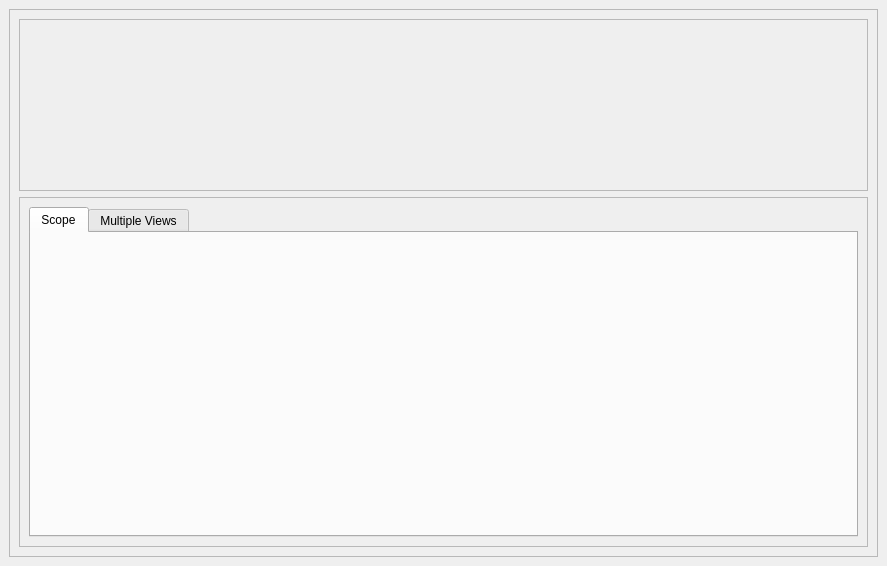
The window that designer/mainwindow.ui (mcorcos/ASSD-MUESTREO-G3) describes before a commit, drawn with Qt 5.
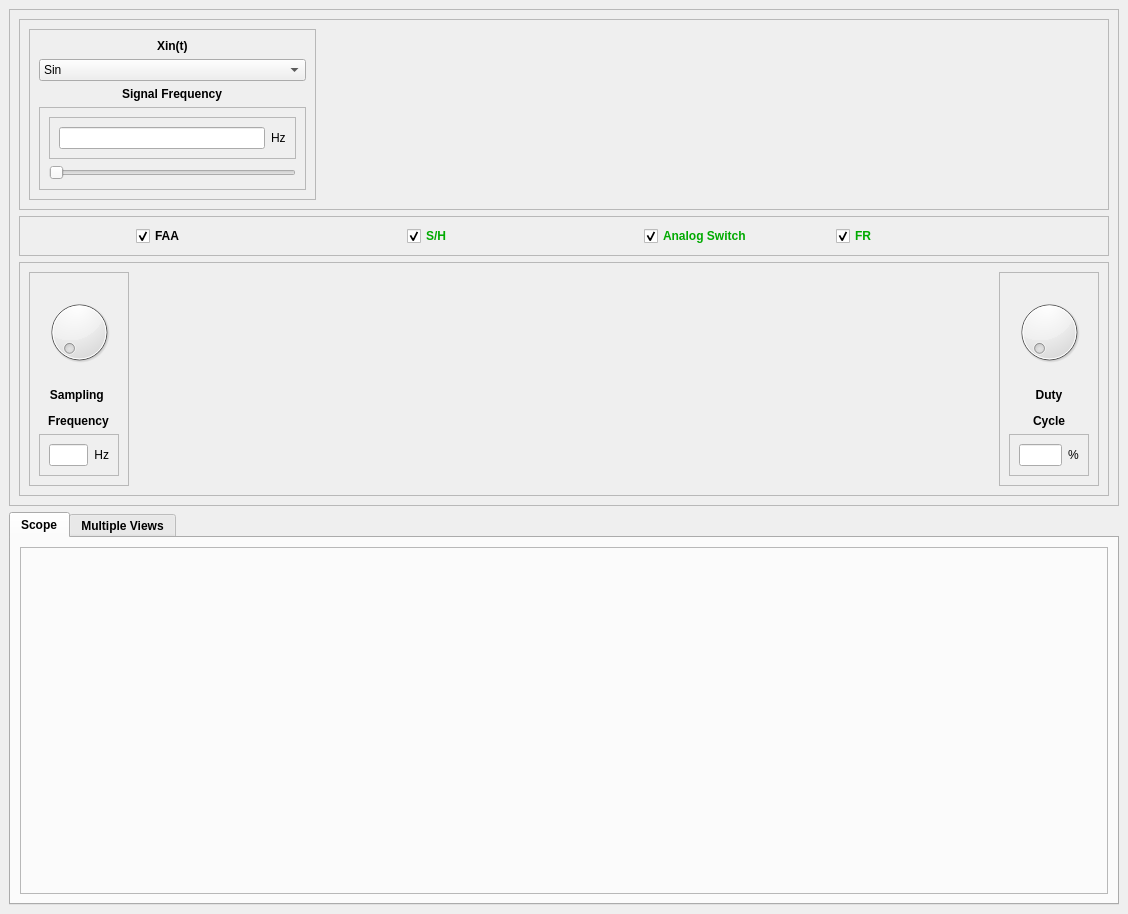
The same window after the commit. The open tabs and pages were chosen to show the change. Icons and pictures are not drawn.

Diff of the .ui file:
```diff
--- a/designer/mainwindow.ui
+++ b/designer/mainwindow.ui
@@ -6,8 +6,8 @@
    <rect>
     <x>0</x>
     <y>0</y>
-    <width>887</width>
-    <height>566</height>
+    <width>1128</width>
+    <height>914</height>
    </rect>
   </property>
   <property name="windowTitle">
@@ -38,7 +38,98 @@
          <property name="frameShadow">
           <enum>QFrame::Raised</enum>
          </property>
-         <layout class="QVBoxLayout" name="verticalLayout_3">
+         <layout class="QHBoxLayout" name="horizontalLayout_7">
+          <item>
+           <widget class="QFrame" name="frame_10">
+            <property name="frameShape">
+             <enum>QFrame::StyledPanel</enum>
+            </property>
+            <property name="frameShadow">
+             <enum>QFrame::Raised</enum>
+            </property>
+            <layout class="QVBoxLayout" name="verticalLayout_3">
+             <item alignment="Qt::AlignHCenter">
+              <widget class="QLabel" name="label_6">
+               <property name="text">
+                <string>&lt;html&gt;&lt;head/&gt;&lt;body&gt;&lt;p&gt;&lt;span style=&quot; font-weight:600;&quot;&gt;Xin(t)&lt;/span&gt;&lt;/p&gt;&lt;/body&gt;&lt;/html&gt;</string>
+               </property>
+              </widget>
+             </item>
+             <item>
+              <widget class="QComboBox" name="XinSelect">
+               <item>
+                <property name="text">
+                 <string>Sin</string>
+                </property>
+               </item>
+               <item>
+                <property name="text">
+                 <string>Square</string>
+                </property>
+               </item>
+               <item>
+                <property name="text">
+                 <string>Triangle</string>
+                </property>
+               </item>
+               <item>
+                <property name="text">
+                 <string>Saw Tooth</string>
+                </property>
+               </item>
+              </widget>
+             </item>
+             <item alignment="Qt::AlignHCenter">
+              <widget class="QLabel" name="label_7">
+               <property name="text">
+                <string>&lt;html&gt;&lt;head/&gt;&lt;body&gt;&lt;p&gt;&lt;span style=&quot; font-weight:600;&quot;&gt;Signal Frequency&lt;/span&gt;&lt;/p&gt;&lt;/body&gt;&lt;/html&gt;</string>
+               </property>
+              </widget>
+             </item>
+             <item>
+              <widget class="QFrame" name="frame_11">
+               <property name="frameShape">
+                <enum>QFrame::StyledPanel</enum>
+               </property>
+               <property name="frameShadow">
+                <enum>QFrame::Raised</enum>
+               </property>
+               <layout class="QVBoxLayout" name="verticalLayout_8">
+                <item>
+                 <widget class="QFrame" name="frame_12">
+                  <property name="frameShape">
+                   <enum>QFrame::StyledPanel</enum>
+                  </property>
+                  <property name="frameShadow">
+                   <enum>QFrame::Raised</enum>
+                  </property>
+                  <layout class="QHBoxLayout" name="horizontalLayout_8">
+                   <item>
+                    <widget class="QLineEdit" name="freq_xin"/>
+                   </item>
+                   <item>
+                    <widget class="QLabel" name="label_8">
+                     <property name="text">
+                      <string>Hz</string>
+                     </property>
+                    </widget>
+                   </item>
+                  </layout>
+                 </widget>
+                </item>
+                <item>
+                 <widget class="QSlider" name="freq_xinSlider">
+                  <property name="orientation">
+                   <enum>Qt::Horizontal</enum>
+                  </property>
+                 </widget>
+                </item>
+               </layout>
+              </widget>
+             </item>
+            </layout>
+           </widget>
+          </item>
           <item>
            <widget class="QLabel" name="label">
             <property name="minimumSize">
@@ -49,12 +140,12 @@
             </property>
             <property name="maximumSize">
              <size>
-              <width>777</width>
-              <height>152</height>
+              <width>1000</width>
+              <height>200</height>
              </size>
             </property>
             <property name="text">
-             <string>&lt;html&gt;&lt;head/&gt;&lt;body&gt;&lt;p&gt;&lt;img src=&quot;:/newPrefix/chain.png&quot;/&gt;&lt;/p&gt;&lt;/body&gt;&lt;/html&gt;</string>
+             <string>&lt;html&gt;&lt;head/&gt;&lt;body&gt;&lt;p align=&quot;center&quot;&gt;&lt;img src=&quot;:/newPrefix/chain.png&quot;/&gt;&lt;/p&gt;&lt;/body&gt;&lt;/html&gt;</string>
             </property>
            </widget>
           </item>
@@ -62,29 +153,349 @@
         </widget>
        </item>
        <item>
-        <widget class="QFrame" name="frame_3">
+        <widget class="QFrame" name="frame_4">
+         <property name="palette">
+          <palette>
+           <active>
+            <colorrole role="WindowText">
+             <brush brushstyle="SolidPattern">
+              <color alpha="255">
+               <red>0</red>
+               <green>170</green>
+               <blue>0</blue>
+              </color>
+             </brush>
+            </colorrole>
+            <colorrole role="Button">
+             <brush brushstyle="SolidPattern">
+              <color alpha="255">
+               <red>0</red>
+               <green>170</green>
+               <blue>0</blue>
+              </color>
+             </brush>
+            </colorrole>
+            <colorrole role="ButtonText">
+             <brush brushstyle="SolidPattern">
+              <color alpha="255">
+               <red>0</red>
+               <green>170</green>
+               <blue>0</blue>
+              </color>
+             </brush>
+            </colorrole>
+           </active>
+           <inactive>
+            <colorrole role="WindowText">
+             <brush brushstyle="SolidPattern">
+              <color alpha="255">
+               <red>0</red>
+               <green>170</green>
+               <blue>0</blue>
+              </color>
+             </brush>
+            </colorrole>
+            <colorrole role="Button">
+             <brush brushstyle="SolidPattern">
+              <color alpha="255">
+               <red>0</red>
+               <green>170</green>
+               <blue>0</blue>
+              </color>
+             </brush>
+            </colorrole>
+            <colorrole role="ButtonText">
+             <brush brushstyle="SolidPattern">
+              <color alpha="255">
+               <red>255</red>
+               <green>0</green>
+               <blue>0</blue>
+              </color>
+             </brush>
+            </colorrole>
+           </inactive>
+           <disabled>
+            <colorrole role="WindowText">
+             <brush brushstyle="SolidPattern">
+              <color alpha="255">
+               <red>255</red>
+               <green>0</green>
+               <blue>0</blue>
+              </color>
+             </brush>
+            </colorrole>
+            <colorrole role="Button">
+             <brush brushstyle="SolidPattern">
+              <color alpha="255">
+               <red>0</red>
+               <green>170</green>
+               <blue>0</blue>
+              </color>
+             </brush>
+            </colorrole>
+            <colorrole role="ButtonText">
+             <brush brushstyle="SolidPattern">
+              <color alpha="255">
+               <red>255</red>
+               <green>0</green>
+               <blue>0</blue>
+              </color>
+             </brush>
+            </colorrole>
+           </disabled>
+          </palette>
+         </property>
+         <property name="toolTip">
+          <string>&lt;html&gt;&lt;head/&gt;&lt;body&gt;&lt;p align=&quot;center&quot;&gt;&lt;br/&gt;&lt;/p&gt;&lt;/body&gt;&lt;/html&gt;</string>
+         </property>
          <property name="frameShape">
           <enum>QFrame::StyledPanel</enum>
          </property>
          <property name="frameShadow">
           <enum>QFrame::Raised</enum>
          </property>
-         <layout class="QVBoxLayout" name="verticalLayout_4">
+         <layout class="QHBoxLayout" name="horizontalLayout_3">
+          <item alignment="Qt::AlignHCenter">
+           <widget class="QCheckBox" name="check_FAA">
+            <property name="palette">
+             <palette>
+              <active>
+               <colorrole role="WindowText">
+                <brush brushstyle="SolidPattern">
+                 <color alpha="255">
+                  <red>0</red>
+                  <green>170</green>
+                  <blue>0</blue>
+                 </color>
+                </brush>
+               </colorrole>
+              </active>
+              <inactive>
+               <colorrole role="WindowText">
+                <brush brushstyle="SolidPattern">
+                 <color alpha="255">
+                  <red>0</red>
+                  <green>0</green>
+                  <blue>0</blue>
+                 </color>
+                </brush>
+               </colorrole>
+              </inactive>
+              <disabled>
+               <colorrole role="WindowText">
+                <brush brushstyle="SolidPattern">
+                 <color alpha="255">
+                  <red>255</red>
+                  <green>0</green>
+                  <blue>0</blue>
+                 </color>
+                </brush>
+               </colorrole>
+              </disabled>
+             </palette>
+            </property>
+            <property name="font">
+             <font>
+              <weight>75</weight>
+              <bold>true</bold>
+             </font>
+            </property>
+            <property name="toolTip">
+             <string>&lt;html&gt;&lt;head/&gt;&lt;body&gt;&lt;p align=&quot;center&quot;&gt;&lt;br/&gt;&lt;/p&gt;&lt;/body&gt;&lt;/html&gt;</string>
+            </property>
+            <property name="text">
+             <string>FAA</string>
+            </property>
+            <property name="checked">
+             <bool>true</bool>
+            </property>
+           </widget>
+          </item>
+          <item alignment="Qt::AlignHCenter">
+           <widget class="QCheckBox" name="check_sh">
+            <property name="font">
+             <font>
+              <weight>75</weight>
+              <bold>true</bold>
+             </font>
+            </property>
+            <property name="text">
+             <string>S/H</string>
+            </property>
+            <property name="checked">
+             <bool>true</bool>
+            </property>
+           </widget>
+          </item>
+          <item alignment="Qt::AlignHCenter">
+           <widget class="QCheckBox" name="check_analogswitch">
+            <property name="font">
+             <font>
+              <weight>75</weight>
+              <bold>true</bold>
+             </font>
+            </property>
+            <property name="text">
+             <string>Analog Switch</string>
+            </property>
+            <property name="checked">
+             <bool>true</bool>
+            </property>
+           </widget>
+          </item>
           <item>
-           <widget class="QTabWidget" name="tabWidget">
-            <property name="currentIndex">
-             <number>1</number>
+           <widget class="QCheckBox" name="check_fr">
+            <property name="font">
+             <font>
+              <weight>75</weight>
+              <bold>true</bold>
+             </font>
             </property>
-            <widget class="QWidget" name="tab">
-             <attribute name="title">
-              <string>Scope</string>
-             </attribute>
-            </widget>
-            <widget class="QWidget" name="tab_2">
-             <attribute name="title">
-              <string>Multiple Views</string>
-             </attribute>
-            </widget>
+            <property name="text">
+             <string>FR</string>
+            </property>
+            <property name="checked">
+             <bool>true</bool>
+            </property>
+           </widget>
+          </item>
+         </layout>
+        </widget>
+       </item>
+       <item>
+        <widget class="QFrame" name="frame_5">
+         <property name="frameShape">
+          <enum>QFrame::StyledPanel</enum>
+         </property>
+         <property name="frameShadow">
+          <enum>QFrame::Raised</enum>
+         </property>
+         <layout class="QHBoxLayout" name="horizontalLayout_4">
+          <item alignment="Qt::AlignLeft">
+           <widget class="QFrame" name="frame_6">
+            <property name="maximumSize">
+             <size>
+              <width>100</width>
+              <height>16777215</height>
+             </size>
+            </property>
+            <property name="frameShape">
+             <enum>QFrame::StyledPanel</enum>
+            </property>
+            <property name="frameShadow">
+             <enum>QFrame::Raised</enum>
+            </property>
+            <layout class="QVBoxLayout" name="verticalLayout_6">
+             <item alignment="Qt::AlignHCenter">
+              <widget class="QDial" name="dial_fs">
+               <property name="maximumSize">
+                <size>
+                 <width>70</width>
+                 <height>16777215</height>
+                </size>
+               </property>
+              </widget>
+             </item>
+             <item alignment="Qt::AlignHCenter">
+              <widget class="QLabel" name="label_2">
+               <property name="minimumSize">
+                <size>
+                 <width>0</width>
+                 <height>30</height>
+                </size>
+               </property>
+               <property name="text">
+                <string>&lt;html&gt;&lt;head/&gt;&lt;body&gt;&lt;p align=&quot;center&quot;&gt;&lt;span style=&quot; font-weight:600;&quot;&gt;Sampling &lt;/span&gt;&lt;/p&gt;&lt;p align=&quot;center&quot;&gt;&lt;span style=&quot; font-weight:600;&quot;&gt;Frequency&lt;/span&gt;&lt;/p&gt;&lt;/body&gt;&lt;/html&gt;</string>
+               </property>
+              </widget>
+             </item>
+             <item>
+              <widget class="QFrame" name="frame_8">
+               <property name="frameShape">
+                <enum>QFrame::StyledPanel</enum>
+               </property>
+               <property name="frameShadow">
+                <enum>QFrame::Raised</enum>
+               </property>
+               <layout class="QHBoxLayout" name="horizontalLayout_5">
+                <item>
+                 <widget class="QLineEdit" name="text_fs"/>
+                </item>
+                <item>
+                 <widget class="QLabel" name="label_4">
+                  <property name="text">
+                   <string>&lt;html&gt;&lt;head/&gt;&lt;body&gt;&lt;p align=&quot;right&quot;&gt;Hz&lt;/p&gt;&lt;/body&gt;&lt;/html&gt;</string>
+                  </property>
+                 </widget>
+                </item>
+               </layout>
+              </widget>
+             </item>
+            </layout>
+           </widget>
+          </item>
+          <item>
+           <layout class="QVBoxLayout" name="layout_osc">
+            <property name="sizeConstraint">
+             <enum>QLayout::SetMaximumSize</enum>
+            </property>
+           </layout>
+          </item>
+          <item alignment="Qt::AlignRight">
+           <widget class="QFrame" name="frame_7">
+            <property name="maximumSize">
+             <size>
+              <width>100</width>
+              <height>16777215</height>
+             </size>
+            </property>
+            <property name="frameShape">
+             <enum>QFrame::StyledPanel</enum>
+            </property>
+            <property name="frameShadow">
+             <enum>QFrame::Raised</enum>
+            </property>
+            <layout class="QVBoxLayout" name="verticalLayout_7">
+             <item alignment="Qt::AlignHCenter">
+              <widget class="QDial" name="dial_duty">
+               <property name="maximumSize">
+                <size>
+                 <width>70</width>
+                 <height>16777215</height>
+                </size>
+               </property>
+              </widget>
+             </item>
+             <item alignment="Qt::AlignHCenter">
+              <widget class="QLabel" name="label_3">
+               <property name="text">
+                <string>&lt;html&gt;&lt;head/&gt;&lt;body&gt;&lt;p align=&quot;center&quot;&gt;&lt;span style=&quot; font-weight:600;&quot;&gt;Duty&lt;/span&gt;&lt;/p&gt;&lt;p align=&quot;center&quot;&gt;&lt;span style=&quot; font-weight:600;&quot;&gt;Cycle&lt;/span&gt;&lt;/p&gt;&lt;/body&gt;&lt;/html&gt;</string>
+               </property>
+              </widget>
+             </item>
+             <item>
+              <widget class="QFrame" name="frame_9">
+               <property name="frameShape">
+                <enum>QFrame::StyledPanel</enum>
+               </property>
+               <property name="frameShadow">
+                <enum>QFrame::Raised</enum>
+               </property>
+               <layout class="QHBoxLayout" name="horizontalLayout_6">
+                <item>
+                 <widget class="QLineEdit" name="text_duty"/>
+                </item>
+                <item alignment="Qt::AlignRight">
+                 <widget class="QLabel" name="label_5">
+                  <property name="text">
+                   <string>%</string>
+                  </property>
+                 </widget>
+                </item>
+               </layout>
+              </widget>
+             </item>
+            </layout>
            </widget>
           </item>
          </layout>
@@ -93,6 +504,66 @@
       </layout>
      </widget>
     </item>
+    <item>
+     <widget class="QTabWidget" name="tabWidget">
+      <property name="font">
+       <font>
+        <weight>75</weight>
+        <bold>true</bold>
+       </font>
+      </property>
+      <property name="currentIndex">
+       <number>0</number>
+      </property>
+      <widget class="QWidget" name="tab">
+       <attribute name="title">
+        <string>Scope</string>
+       </attribute>
+       <layout class="QVBoxLayout" name="verticalLayout_10">
+        <item>
+         <widget class="QFrame" name="frame_13">
+          <property name="frameShape">
+           <enum>QFrame::StyledPanel</enum>
+          </property>
+          <property name="frameShadow">
+           <enum>QFrame::Raised</enum>
+          </property>
+          <layout class="QHBoxLayout" name="horizontalLayout_12">
+           <item>
+            <layout class="QHBoxLayout" name="layout_scopeTemp"/>
+           </item>
+           <item>
+            <layout class="QHBoxLayout" name="layout_scopeFreq"/>
+           </item>
+          </layout>
+         </widget>
+        </item>
+       </layout>
+      </widget>
+      <widget class="QWidget" name="tab_2">
+       <attribute name="title">
+        <string>Multiple Views</string>
+       </attribute>
+       <layout class="QVBoxLayout" name="verticalLayout_11">
+        <item>
+         <widget class="QFrame" name="frame_3">
+          <property name="frameShape">
+           <enum>QFrame::StyledPanel</enum>
+          </property>
+          <property name="frameShadow">
+           <enum>QFrame::Raised</enum>
+          </property>
+          <layout class="QHBoxLayout" name="horizontalLayout_11">
+           <item>
+            <layout class="QHBoxLayout" name="layout_views"/>
+           </item>
+          </layout>
+         </widget>
+        </item>
+       </layout>
+      </widget>
+     </widget>
+    </item>
    </layout>
   </widget>
  </widget>
```
Left out of the diff: 2 changed lines with no effect on the pictures.
